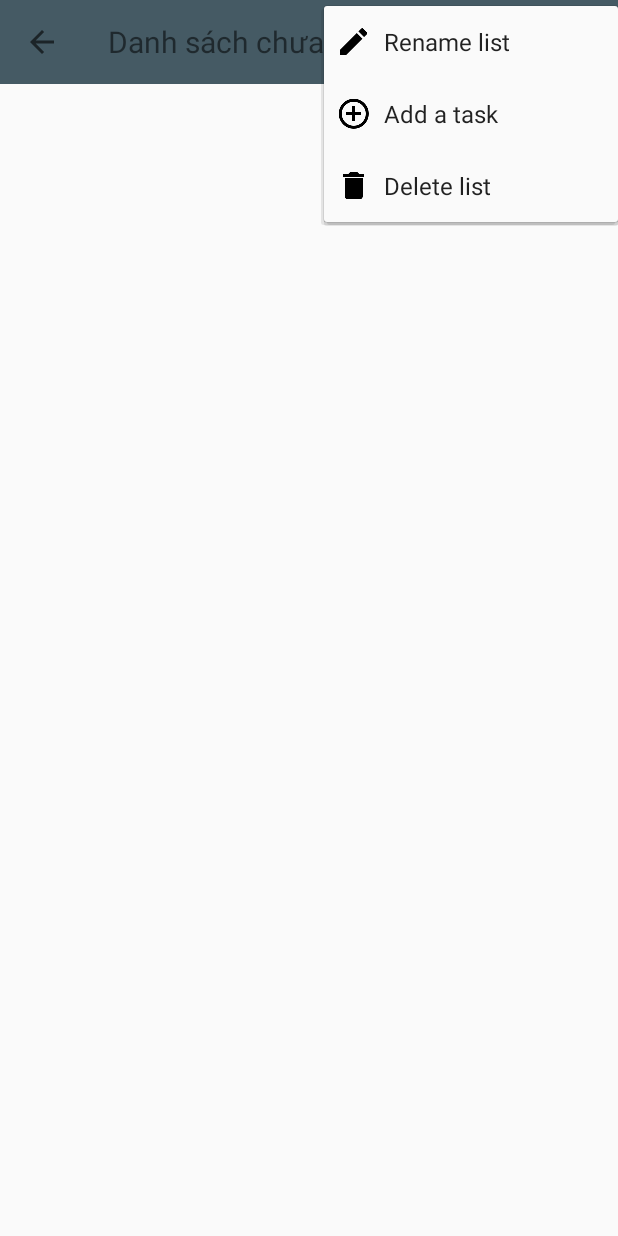
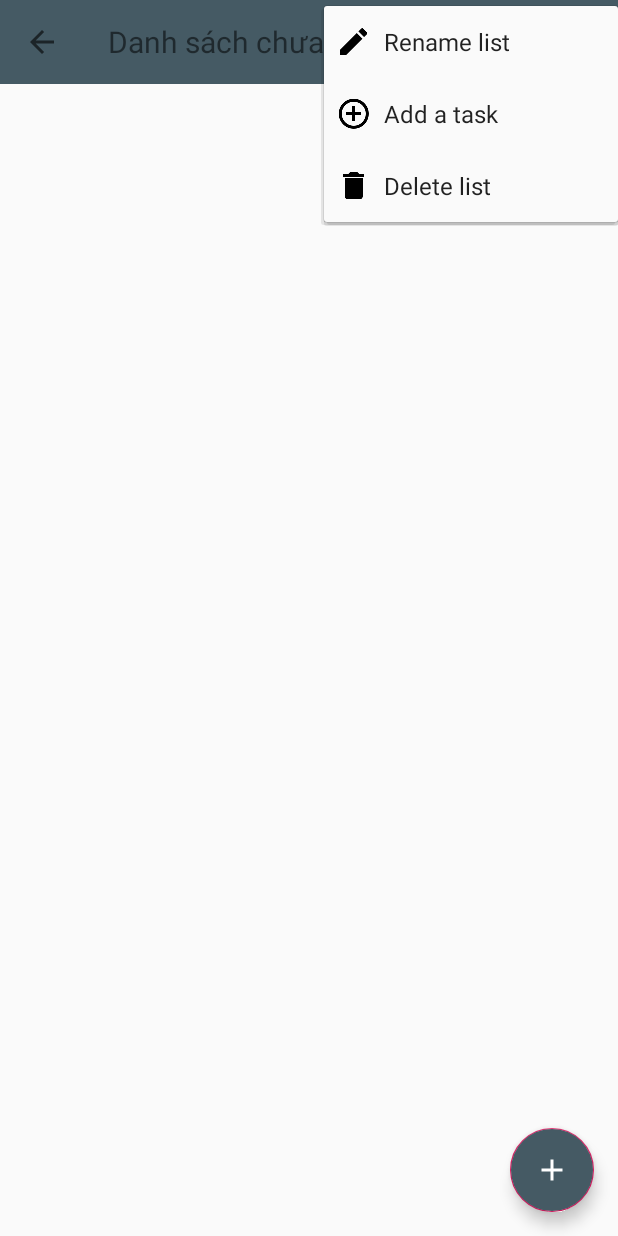
Before and after one commit to thanhbuigithub/ANDROID_MYTASKS, an Android app: the ListTaskActivity screen opened directly, with no data from a screen before it, after a tap on an icon or button, on a phone screen of 412 x 824 dp. Run offline under Robolectric (Android 15) with nearby library versions, the phone set to English and light mode, and no system bars.

Commit message:
add fab in activity_main and ativity_list_tasks, set OnClick fabs, fix event database DialogAddList, add event menu in action bar

```diff
--- /dev/null
+++ b/app/src/main/res/drawable-xxxhdpi/icon_plus.xml
@@ -0,0 +1,8 @@
+<!-- drawable/plus.xml -->
+<vector xmlns:android="http://schemas.android.com/apk/res/android"
+    android:height="48dp"
+    android:width="48dp"
+    android:viewportWidth="24"
+    android:viewportHeight="24">
+    <path android:fillColor="#FFF" android:pathData="M19,13H13V19H11V13H5V11H11V5H13V11H19V13Z" />
+</vector>
--- a/app/src/main/res/layout/activity_list_tasks.xml
+++ b/app/src/main/res/layout/activity_list_tasks.xml
@@ -1,21 +1,36 @@
 <?xml version="1.0" encoding="utf-8"?>
-<LinearLayout xmlns:android="http://schemas.android.com/apk/res/android"
-    android:orientation="vertical" android:layout_width="match_parent"
-    android:layout_height="match_parent">
+<RelativeLayout xmlns:android="http://schemas.android.com/apk/res/android"
+    xmlns:tools="http://schemas.android.com/tools"
+    xmlns:app="http://schemas.android.com/apk/res-auto"
+    android:orientation="vertical"
+    android:layout_width="match_parent"
+    android:layout_height="match_parent"
+    android:weightSum="10">
 
-    <include layout = "@layout/toolbar_list_tasks"/>
+    <include layout = "@layout/toolbar_list_tasks" />
 
     <ListView
         android:id="@+id/lvListTask"
         android:layout_width="match_parent"
         android:layout_height="wrap_content"
-        android:layout_weight="2"
-        android:layout_marginTop="8dp"
+        android:layout_marginTop="65dp"
         android:layout_marginLeft="32dp"
         android:layout_marginRight="32dp"
         android:divider="@null"
         android:childDivider="@null"
-        android:dividerHeight="5dp">
+        android:dividerHeight="5dp"
+        >
     </ListView>
 
-</LinearLayout>
+    <com.google.android.material.floatingactionbutton.FloatingActionButton
+        android:id="@+id/fabListTask"
+        android:layout_width="wrap_content"
+        android:layout_height="wrap_content"
+        android:layout_alignParentBottom="true"
+        android:layout_alignParentRight="true"
+        android:layout_alignParentEnd="true"
+        android:src = "@drawable/icon_plus"
+        android:layout_margin="16dp"
+        android:backgroundTint="#455a64"
+        />
+</RelativeLayout>
```
Also changed, not shown: app/src/main/java/com/example/mytasks/ListTaskActivity.java (+35 -31 lines), app/src/main/java/com/example/mytasks/MainActivity.java (+4 -37 lines), app/src/main/res/layout/activity_main.xml (+20 -9 lines).
